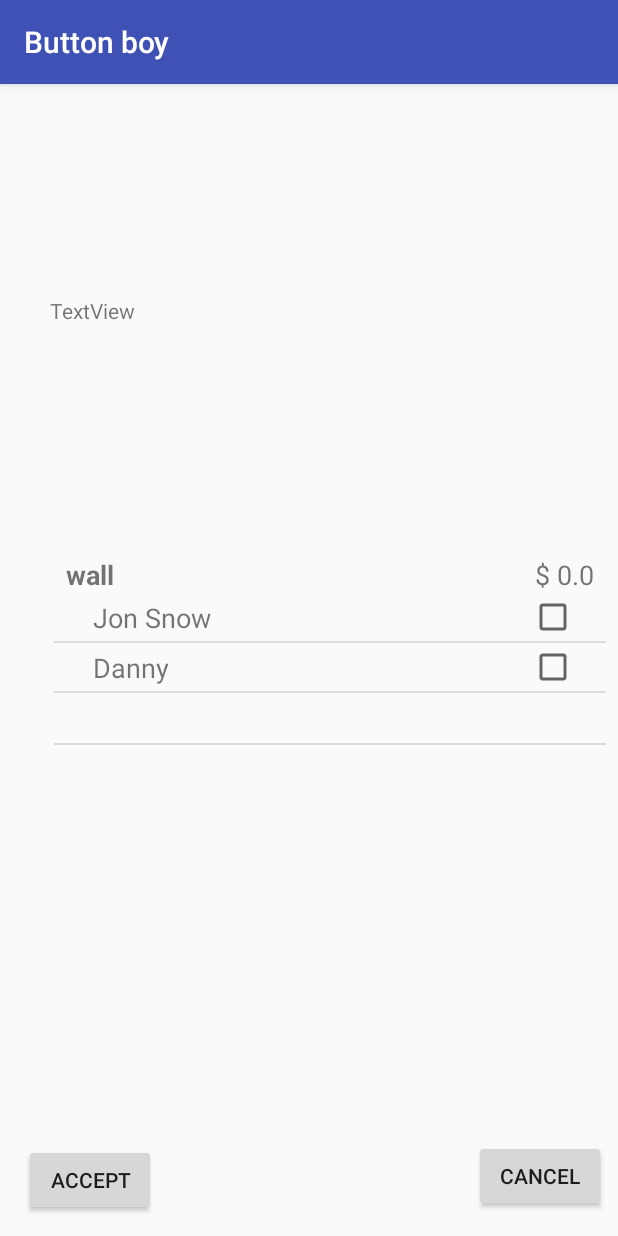
After one commit to GummyVites/Reciept, an Android app: the splitReceipt screen opened directly, with no data from a screen before it, on a phone screen of 412 x 824 dp. The commit adds this screen. Run offline under Robolectric (Android 15) with nearby library versions, the phone set to English and light mode, and no system bars.

Commit message:
Created bare bones of splitBill module

```diff
--- a/app/src/main/java/com/example/kevinlee/buttonboy/MainActivity.java
+++ b/app/src/main/java/com/example/kevinlee/buttonboy/MainActivity.java
@@ -40,6 +40,7 @@ public class MainActivity extends AppCompatActivity {
                                 break;
                             //receipt
                             case 2:
+                                startActivity(new Intent(MainActivity.this, splitBill.class));
                                 break;
                             //linechart
                             case 3:
--- /dev/null
+++ b/app/src/main/java/com/example/kevinlee/buttonboy/friends.java
@@ -0,0 +1,6 @@
+package com.example.kevinlee.buttonboy;
+
+public class friends {
+    public String name;
+    public Float money;
+}
--- /dev/null
+++ b/app/src/main/java/com/example/kevinlee/buttonboy/friendsSelectorAdapter.java
@@ -0,0 +1,59 @@
+package com.example.kevinlee.buttonboy;
+
+import android.content.Context;
+import android.view.LayoutInflater;
+import android.view.View;
+import android.view.ViewGroup;
+import android.widget.BaseAdapter;
+import android.widget.ListAdapter;
+import android.widget.TextView;
+
+import com.example.kevinlee.buttonboy.R;
+import com.example.kevinlee.buttonboy.item;
+
+import java.util.ArrayList;
+
+public class friendsSelectorAdapter extends BaseAdapter implements ListAdapter {
+    private ArrayList<friends> list = new ArrayList<friends>();
+    private Context context;
+
+
+
+    public friendsSelectorAdapter(ArrayList<friends> list, Context context) {
+        this.list = list;
+        this.context = context;
+    }
+
+    @Override
+    public int getCount() {
+        return list.size();
+    }
+
+    @Override
+    public Object getItem(int pos) {
+        return list.get(pos);
+    }
+
+    @Override
+    public long getItemId(int pos) {
+        return 0;
+        //just return 0 if your list items do not have an Id variable.
+    }
+
+    @Override
+    public View getView(final int position, View convertView, ViewGroup parent) {
+        View view = convertView;
+        if (view == null) {
+            LayoutInflater inflater = (LayoutInflater) context.getSystemService(Context.LAYOUT_INFLATER_SERVICE);
+            view = inflater.inflate(R.layout.friends_selector, null);
+        }
+
+        //Handle TextView and display string from your list
+        TextView name = (TextView)view.findViewById(R.id.name);
+        name.setText(list.get(position).name);
+
+
+
+        return view;
+    }
+}
--- /dev/null
+++ b/app/src/main/java/com/example/kevinlee/buttonboy/item.java
@@ -0,0 +1,6 @@
+package com.example.kevinlee.buttonboy;
+
+public class item {
+    String name;
+    Float cost;
+}
--- /dev/null
+++ b/app/src/main/java/com/example/kevinlee/buttonboy/receipt.java
@@ -0,0 +1,44 @@
+package com.example.kevinlee.buttonboy;
+
+        import android.content.Context;
+
+        import java.io.ObjectInputStream;
+        import java.io.ObjectOutputStream;
+        import java.io.Serializable;
+        import java.util.List;
+
+public class receipt implements Serializable {
+    public String name;
+    public List<String> itemNames;
+    public List<Float> itemPrices;
+
+
+    public receipt load (Context ctx) {
+        ObjectInputStream in;
+        String filename = "receipt";
+        receipt temp =null;
+        try {
+            in = new ObjectInputStream(ctx.openFileInput(filename));
+            temp = (receipt) in.readObject();
+            in.close();
+        }
+        catch (Exception e) {
+            e.printStackTrace();
+        }
+        return temp;
+    }
+
+    public void saveReciept (Context ctx) {
+        ObjectOutputStream out;
+
+        String filename = "receipt";
+        try {
+            out = new ObjectOutputStream(ctx.openFileOutput(filename, Context.MODE_PRIVATE));
+            out.writeObject(this);
+            out.close();
+        }
+        catch (Exception e) {
+            e.printStackTrace();
+        }
+    }
+}
--- /dev/null
+++ b/app/src/main/java/com/example/kevinlee/buttonboy/recieptItemAdapter.java
@@ -0,0 +1,74 @@
+package com.example.kevinlee.buttonboy;
+
+import android.app.Application;
+import android.content.Context;
+import android.content.Intent;
+import android.os.Bundle;
+import android.view.LayoutInflater;
+import android.view.View;
+import android.view.ViewGroup;
+import android.widget.BaseAdapter;
+import android.widget.Button;
+import android.widget.ListAdapter;
+import android.widget.ListView;
+import android.widget.TextView;
+
+import java.util.ArrayList;
+
+public class recieptItemAdapter extends BaseAdapter implements ListAdapter {
+    private ArrayList<item> list = new ArrayList<item>();
+    private Context context;
+
+
+
+    public recieptItemAdapter(ArrayList<item> list, Context context) {
+        this.list = list;
+        this.context = context;
+    }
+
+    @Override
+    public int getCount() {
+        return list.size();
+    }
+
+    @Override
+    public Object getItem(int pos) {
+        return list.get(pos);
+    }
+
+    @Override
+    public long getItemId(int pos) {
+        return 0;
+        //just return 0 if your list items do not have an Id variable.
+    }
+
+    @Override
+    public View getView(final int position, View convertView, ViewGroup parent) {
+        View view = convertView;
+        if (view == null) {
+            LayoutInflater inflater = (LayoutInflater) context.getSystemService(Context.LAYOUT_INFLATER_SERVICE);
+            view = inflater.inflate(R.layout.receipt_item, null);
+        }
+        ArrayList<friends> myFriends = new ArrayList<friends>();
+        friends jonsnow = new friends();
+        friends danny = new friends();
+        jonsnow.name = "Jon Snow";
+        danny.name = "Danny";
+        myFriends.add(jonsnow);
+        myFriends.add(danny);
+        friendsSelectorAdapter friendsSelectorAdapter = new friendsSelectorAdapter(myFriends, context);
+
+        ListView friendsList = (ListView)view.findViewById(R.id.friend_selector);
+        friendsList.setAdapter(friendsSelectorAdapter);
+
+        //Handle TextView and display string from your list
+        TextView itemCost = (TextView)view.findViewById(R.id.item_cost);
+        itemCost.setText("$ " + list.get(position).cost.toString());
+
+        TextView itemName = (TextView) view.findViewById(R.id.item_name);
+        itemName.setText(list.get(position).name);
+
+
+        return view;
+    }
+}
--- /dev/null
+++ b/app/src/main/java/com/example/kevinlee/buttonboy/splitReceipt.java
@@ -0,0 +1,54 @@
+package com.example.kevinlee.buttonboy;
+
+import android.content.Context;
+import android.content.SharedPreferences;
+import android.support.v7.app.AppCompatActivity;
+import android.os.Bundle;
+import android.view.View;
+import android.widget.Button;
+import android.widget.ListView;
+
+import java.util.ArrayList;
+import java.util.List;
+import java.util.Set;
+
+public class splitReceipt extends AppCompatActivity {
+    @Override
+    protected void onCreate(Bundle savedInstanceState) {
+        super.onCreate(savedInstanceState);
+        setContentView(R.layout.activity_split_receipt);
+        receipt tempReceipt = new receipt();
+        tempReceipt = tempReceipt.load(splitReceipt.this);
+
+        ArrayList<item> items= new ArrayList<item>();
+        for (int i =0; i<tempReceipt.itemPrices.size(); ++i) {
+            item temp = new item();
+            temp.name=tempReceipt.itemNames.get(i);
+            temp.cost=tempReceipt.itemPrices.get(i);
+            items.add(temp);
+        }
+
+        recieptItemAdapter itemAdapter = new recieptItemAdapter(items, this);
+        ListView listView = (ListView) findViewById(R.id.receiptItemList);
+        listView.setAdapter(itemAdapter);
+
+        Button acceptBtn = (Button) findViewById(R.id.acceptBtn);
+        Button cancelBtn = (Button) findViewById(R.id.cancelBtn);
+
+        acceptBtn.setOnClickListener(new View.OnClickListener() {
+            @Override
+            public void onClick(View v) {
+                //TODO send money req
+                finish();
+            }
+        });
+
+        cancelBtn.setOnClickListener(new View.OnClickListener() {
+            @Override
+            public void onClick(View v) {
+                //TODO cancel money req
+                finish();
+            }
+        });
+    }
+}
--- /dev/null
+++ b/app/src/main/res/layout/activity_split_receipt.xml
@@ -0,0 +1,59 @@
+<?xml version="1.0" encoding="utf-8"?>
+<android.support.constraint.ConstraintLayout xmlns:android="http://schemas.android.com/apk/res/android"
+    xmlns:app="http://schemas.android.com/apk/res-auto"
+    xmlns:tools="http://schemas.android.com/tools"
+    android:layout_width="match_parent"
+    android:layout_height="match_parent"
+    tools:context="com.example.kevinlee.buttonboy.splitReceipt">
+
+    <Button
+        android:id="@+id/acceptBtn"
+        android:layout_width="wrap_content"
+        android:layout_height="wrap_content"
+        android:layout_marginBottom="8dp"
+        android:layout_marginStart="16dp"
+        android:layout_marginTop="8dp"
+        android:text="Accept"
+        app:layout_constraintBottom_toBottomOf="parent"
+        app:layout_constraintStart_toStartOf="parent"
+        app:layout_constraintTop_toBottomOf="@+id/receiptItemList"
+        app:layout_constraintVertical_bias="0.666" />
+
+    <Button
+        android:id="@+id/cancelBtn"
+        android:layout_width="wrap_content"
+        android:layout_height="wrap_content"
+        android:layout_marginBottom="8dp"
+        android:layout_marginEnd="8dp"
+        android:layout_marginTop="8dp"
+        android:text="Cancel"
+        app:layout_constraintBottom_toBottomOf="parent"
+        app:layout_constraintEnd_toEndOf="parent"
+        app:layout_constraintTop_toBottomOf="@+id/receiptItemList" />
+
+    <ListView
+        android:id="@+id/receiptItemList"
+        android:layout_width="368dp"
+        android:layout_height="373dp"
+        android:layout_marginBottom="80dp"
+        android:layout_marginEnd="8dp"
+        android:layout_marginStart="8dp"
+        app:layout_constraintBottom_toBottomOf="parent"
+        app:layout_constraintEnd_toEndOf="parent"
+        app:layout_constraintHorizontal_bias="1.0"
+        app:layout_constraintStart_toStartOf="parent" />
+
+    <TextView
+        android:id="@+id/receiptName"
+        android:layout_width="346dp"
+        android:layout_height="32dp"
+        android:layout_marginBottom="8dp"
+        android:layout_marginEnd="8dp"
+        android:layout_marginStart="8dp"
+        android:layout_marginTop="8dp"
+        android:text="TextView"
+        app:layout_constraintBottom_toTopOf="@+id/receiptItemList"
+        app:layout_constraintEnd_toEndOf="parent"
+        app:layout_constraintStart_toStartOf="parent"
+        app:layout_constraintTop_toTopOf="parent" />
+</android.support.constraint.ConstraintLayout>
--- /dev/null
+++ b/app/src/main/res/layout/friends_selector.xml
@@ -0,0 +1,23 @@
+<?xml version="1.0" encoding="utf-8"?>
+<RelativeLayout xmlns:android="http://schemas.android.com/apk/res/android"
+    android:layout_width="match_parent"
+    android:layout_height="50dp" >
+
+    <CheckBox
+        android:id="@+id/checkBox"
+        android:layout_width="wrap_content"
+        android:layout_height="wrap_content"
+        android:layout_alignParentEnd="true"
+        android:layout_centerVertical="true"
+        android:layout_marginEnd="19dp" />
+
+    <TextView
+        android:id="@+id/name"
+        android:layout_width="wrap_content"
+        android:layout_height="24dp"
+        android:layout_alignParentStart="true"
+        android:layout_centerVertical="true"
+        android:layout_marginStart="26dp"
+        android:text="TextView"
+        android:textSize="18sp" />
+</RelativeLayout>
--- /dev/null
+++ b/app/src/main/res/layout/receipt_item.xml
@@ -0,0 +1,33 @@
+<?xml version="1.0" encoding="utf-8"?>
+<RelativeLayout xmlns:android="http://schemas.android.com/apk/res/android"
+    android:layout_width="match_parent"
+    android:layout_height="match_parent" >
+
+    <TextView
+        android:id="@+id/item_name"
+        android:layout_width="wrap_content"
+        android:layout_height="wrap_content"
+        android:layout_alignParentStart="true"
+        android:layout_alignParentTop="true"
+        android:paddingLeft="8dp"
+        android:textSize="18sp"
+        android:textStyle="bold" />
+
+    <ListView
+        android:id="@+id/friend_selector"
+        android:layout_width="match_parent"
+        android:layout_height="100dp"
+        android:layout_alignParentBottom="true"
+        android:layout_alignParentStart="true"
+        android:layout_below="@+id/item_name" />
+
+    <TextView
+        android:id="@+id/item_cost"
+        android:layout_width="wrap_content"
+        android:layout_height="wrap_content"
+        android:layout_alignParentEnd="true"
+        android:layout_alignParentTop="true"
+        android:paddingRight="8dp"
+        android:textSize="18sp" />
+
+</RelativeLayout>
--- /dev/null
+++ b/app/src/main/res/values/ids.xml
@@ -0,0 +1,4 @@
+<?xml version="1.0" encoding="utf-8"?>
+<resources>
+    <item name="listview" type="id" />
+</resources>
--- a/app/src/main/res/values/strings.xml
+++ b/app/src/main/res/values/strings.xml
@@ -1,3 +1,6 @@
 <resources>
     <string name="app_name">Button boy</string>
+
+    <!-- TODO: Remove or change this placeholder text -->
+    <string name="hello_blank_fragment">Hello blank fragment</string>
 </resources>
```
Also changed, not shown: app/src/main/AndroidManifest.xml (+5 -3 lines), app/src/main/java/com/example/kevinlee/buttonboy/receiptListAdapter.java (added, +70 -0 lines), app/src/main/java/com/example/kevinlee/buttonboy/splitBill.java (added, +53 -0 lines), app/src/main/res/layout/activity_split_bill.xml (added, +37 -0 lines), app/src/main/res/layout/list_item.xml (added, +24 -0 lines).
